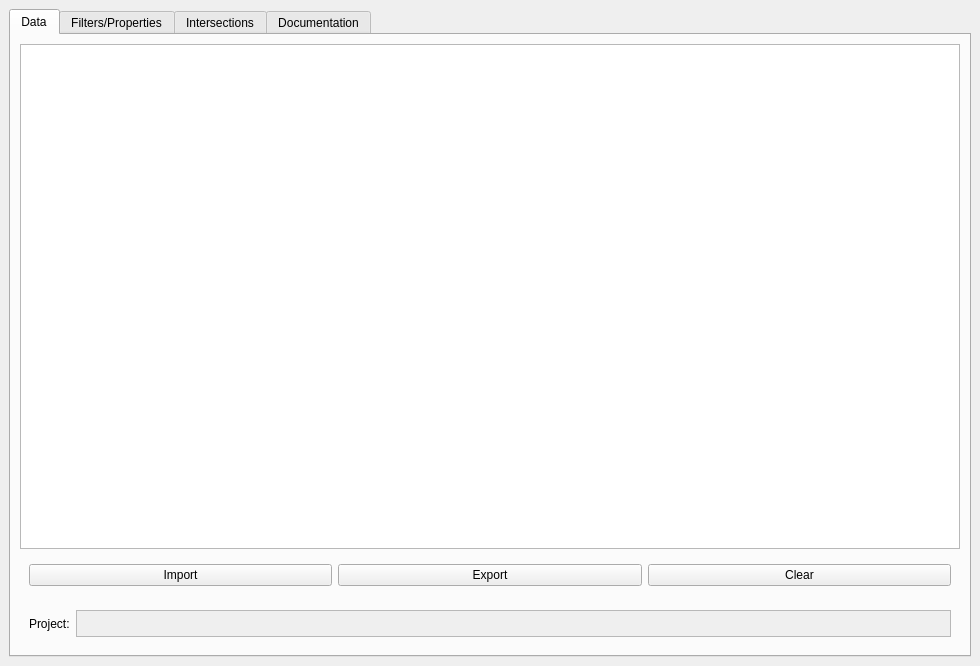
Qt form Radiotrack_dockwidget_base.ui (lccanon/Radiotrack) before a commit.
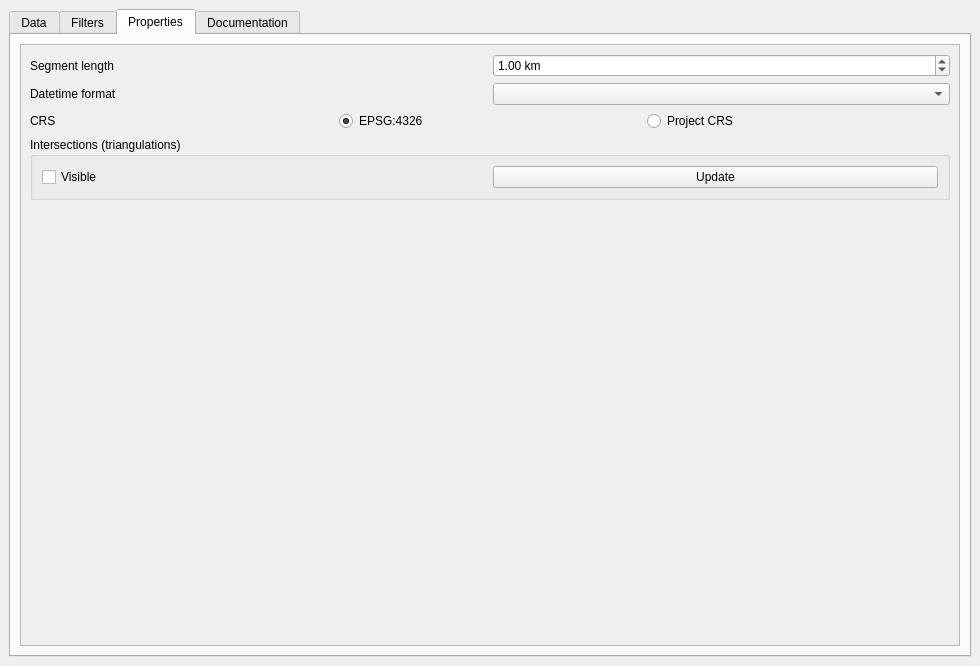
The same form after that commit. The open tabs and pages were chosen to show the change. Custom widgets are drawn as their Qt base class.

Commit message: Improve intersection (invisible by default)

Patch:
```diff
--- a/Radiotrack_dockwidget_base.ui
+++ b/Radiotrack_dockwidget_base.ui
@@ -105,7 +105,7 @@
       </widget>
       <widget class="QWidget" name="filters">
        <attribute name="title">
-        <string>Filters/Properties</string>
+        <string>Filters</string>
        </attribute>
        <layout class="QVBoxLayout" name="verticalLayout_9">
         <item>
@@ -319,13 +319,30 @@
               </property>
              </spacer>
             </item>
-            <item>
-             <widget class="QGroupBox" name="groupBox_4">
-              <property name="toolTip">
-               <string>Change plugin's settings.</string>
-              </property>
-              <property name="title">
+           </layout>
+          </widget>
+         </widget>
+        </item>
+       </layout>
+      </widget>
+      <widget class="QWidget" name="properties">
+       <attribute name="title">
                <string>Properties</string>
+       </attribute>
+       <layout class="QVBoxLayout" name="verticalLayout_7">
+        <item>
+         <widget class="QScrollArea" name="scrollArea_2">
+          <property name="widgetResizable">
+           <bool>true</bool>
+          </property>
+          <widget class="QWidget" name="scrollAreaWidgetContents">
+           <property name="geometry">
+            <rect>
+             <x>0</x>
+             <y>0</y>
+             <width>498</width>
+             <height>369</height>
+            </rect>
               </property>
               <layout class="QVBoxLayout" name="verticalLayout_5">
                <item>
@@ -420,50 +437,31 @@
                  </item>
                 </layout>
                </item>
-              </layout>
-             </widget>
-            </item>
             <item>
-             <spacer name="verticalSpacer">
-              <property name="orientation">
-               <enum>Qt::Vertical</enum>
+             <widget class="QGroupBox" name="groupBox_4">
+              <property name="title">
+               <string>Intersections (triangulations)</string>
               </property>
-              <property name="sizeHint" stdset="0">
-               <size>
-                <width>20</width>
-                <height>40</height>
-               </size>
-              </property>
-             </spacer>
-            </item>
-           </layout>
-          </widget>
-         </widget>
-        </item>
-       </layout>
-      </widget>
-      <widget class="QWidget" name="computation">
-       <attribute name="title">
-        <string>Intersections</string>
-       </attribute>
-       <layout class="QVBoxLayout" name="verticalLayout_7">
+              <layout class="QHBoxLayout" name="horizontalLayout_10">
         <item>
-         <layout class="QHBoxLayout" name="horizontalLayout_6">
-          <item>
-           <widget class="QLabel" name="label_7">
+                <widget class="QCheckBox" name="intersectionVisible">
             <property name="text">
-             <string>Layer with intersections</string>
+                  <string>Visible</string>
             </property>
            </widget>
           </item>
           <item>
-           <widget class="QPushButton" name="intersectionButton">
+                <widget class="QPushButton" name="intersectionUpdate">
+                 <property name="toolTip">
+                  <string>Recompute the all intersections (must be done manually).</string>
+                 </property>
             <property name="text">
              <string>Update</string>
             </property>
            </widget>
           </item>
          </layout>
+             </widget>
         </item>
         <item>
          <spacer name="verticalSpacer_3">
@@ -473,10 +471,14 @@
           <property name="sizeHint" stdset="0">
            <size>
             <width>20</width>
-            <height>598</height>
+                <height>40</height>
            </size>
           </property>
          </spacer>
+            </item>
+           </layout>
+          </widget>
+         </widget>
         </item>
        </layout>
       </widget>
```
Left out of the diff: 48 changed lines with no effect on the pictures. Lines whose indentation alone changed are shown as unchanged. The commit also changes 2 other files.
